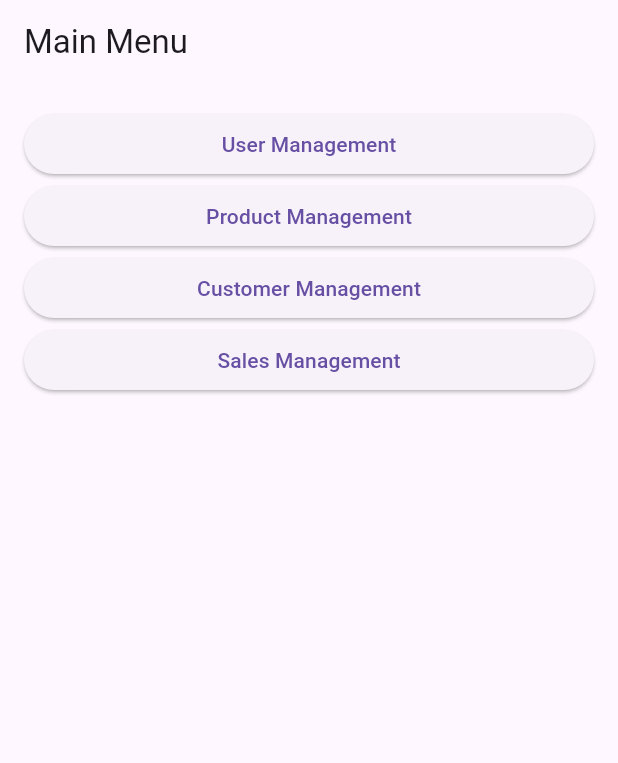
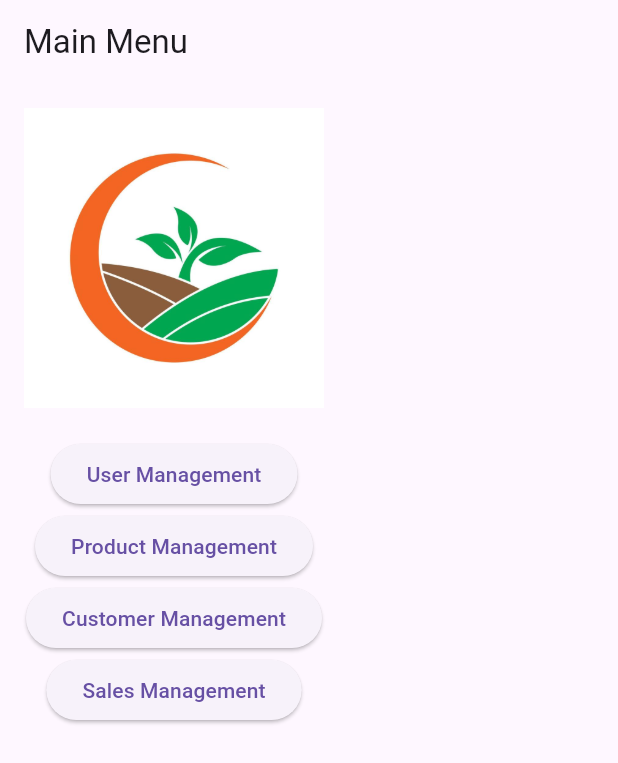
Before and after one commit to jquezada1984/SistemaVentasMovil, a Flutter app: the screen it shows after launch, on a phone screen of 412 x 824 dp. Shown: the top 763 px of the screen. Run offline on Flutter 3.47's test engine with Material 3 defaults, Android fonts, the phone set to English and light mode, and no system bars; our stand-ins replace firebase_auth, firebase_core, sqflite; accounts and stored records are empty.

Commit message:
Agregando Imagenes
Agregando Imagenes.

```diff
--- a/ventas_flutter/lib/main.dart
+++ b/ventas_flutter/lib/main.dart
@@ -3,7 +3,6 @@
 import 'views/product_list_view.dart';
 import 'views/customer_list_view.dart';
 import 'views/sale_list_view.dart';
-import 'views/sale_view.dart';
 
 void main() {
   runApp(MyApp());
@@ -13,7 +12,7 @@
   @override
   Widget build(BuildContext context) {
     return MaterialApp(
-      title: 'Sales Management System',
+      title: 'Main Menu',
       theme: ThemeData(
         primarySwatch: Colors.blue,
       ),
@@ -32,43 +31,48 @@
       body: Padding(
         padding: const EdgeInsets.all(16.0),
         child: Column(
-          crossAxisAlignment: CrossAxisAlignment.stretch,
-          children: [
+          children: <Widget>[
+            // Añade la imagen aquí
+            Image.asset(
+              'assets/images/logo.png',
+              height: 200, // Ajusta el tamaño de la imagen según sea necesario
+            ),
+            SizedBox(height: 20),
             ElevatedButton(
+              child: Text('User Management'),
               onPressed: () {
                 Navigator.push(
                   context,
                   MaterialPageRoute(builder: (context) => UserListView()),
                 );
               },
-              child: Text('User Management'),
             ),
             ElevatedButton(
+              child: Text('Product Management'),
               onPressed: () {
                 Navigator.push(
                   context,
                   MaterialPageRoute(builder: (context) => ProductListView()),
                 );
               },
-              child: Text('Product Management'),
             ),
             ElevatedButton(
+              child: Text('Customer Management'),
               onPressed: () {
                 Navigator.push(
                   context,
                   MaterialPageRoute(builder: (context) => CustomerListView()),
                 );
               },
-              child: Text('Customer Management'),
             ),
             ElevatedButton(
+              child: Text('Sales Management'),
               onPressed: () {
                 Navigator.push(
                   context,
                   MaterialPageRoute(builder: (context) => SaleListView()),
                 );
               },
-              child: Text('Sales Management'),
             ),
           ],
         ),
--- a/ventas_flutter/pubspec.yaml
+++ b/ventas_flutter/pubspec.yaml
@@ -64,9 +64,8 @@ flutter:
   uses-material-design: true
 
   # To add assets to your application, add an assets section, like this:
-  # assets:
-  #   - images/a_dot_burr.jpeg
-  #   - images/a_dot_ham.jpeg
+  assets:
+    - assets/images/logo.png
 
   # An image asset can refer to one or more resolution-specific "variants", see
   # https://flutter.dev/assets-and-images/#resolution-aware
```
Also changed, not shown: ventas_flutter/assets/images/logo.png (added).
